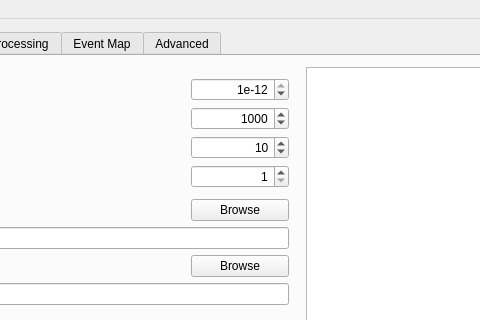
The window that mainwindow.ui (sojoe02/RANA) describes before a commit, drawn with Qt 5; both pictures show x 224 to 704 and y 0 to 320 of the 908 by 789 pixel window.
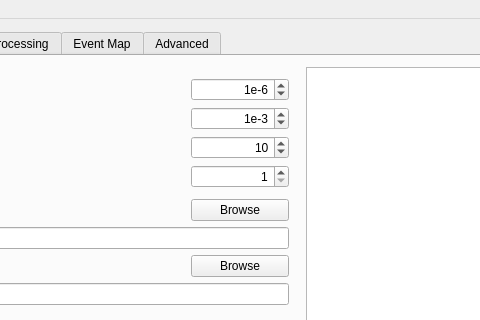
The same window after the commit.

What changed in the file:
```diff
--- a/mainwindow.ui
+++ b/mainwindow.ui
@@ -182,6 +182,9 @@
              <property name="prefix">
               <string>1e-</string>
              </property>
+             <property name="minimum">
+              <number>1</number>
+             </property>
              <property name="maximum">
               <number>12</number>
              </property>
@@ -189,7 +192,7 @@
               <number>1</number>
              </property>
              <property name="value">
-              <number>12</number>
+              <number>6</number>
              </property>
              <property name="displayIntegerBase">
               <number>10</number>
@@ -256,14 +259,20 @@
              <property name="alignment">
               <set>Qt::AlignRight|Qt::AlignTrailing|Qt::AlignVCenter</set>
              </property>
+             <property name="prefix">
+              <string>1e-</string>
+             </property>
+             <property name="minimum">
+              <number>1</number>
+             </property>
              <property name="maximum">
-              <number>1000000000</number>
+              <number>12</number>
              </property>
              <property name="singleStep">
               <number>1000</number>
              </property>
              <property name="value">
-              <number>1000</number>
+              <number>3</number>
              </property>
             </widget>
            </item>
```
Left out of the diff: 2 changed lines with no effect on the pictures.
